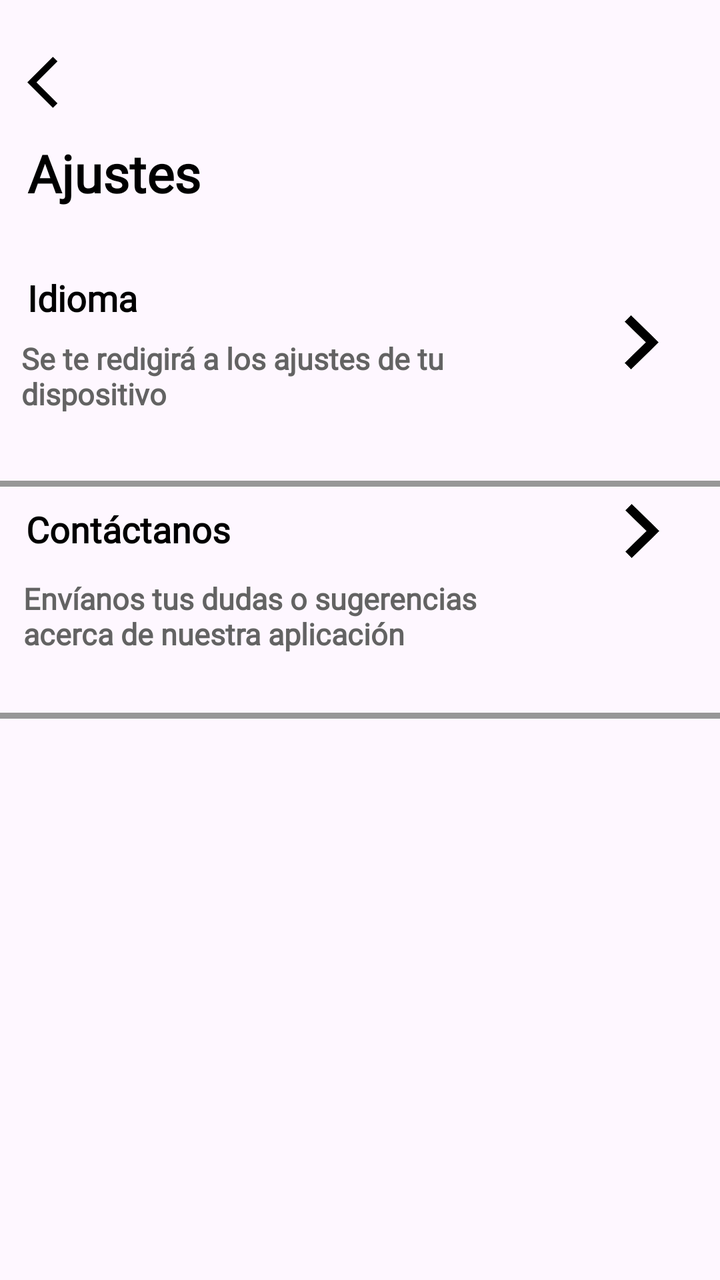
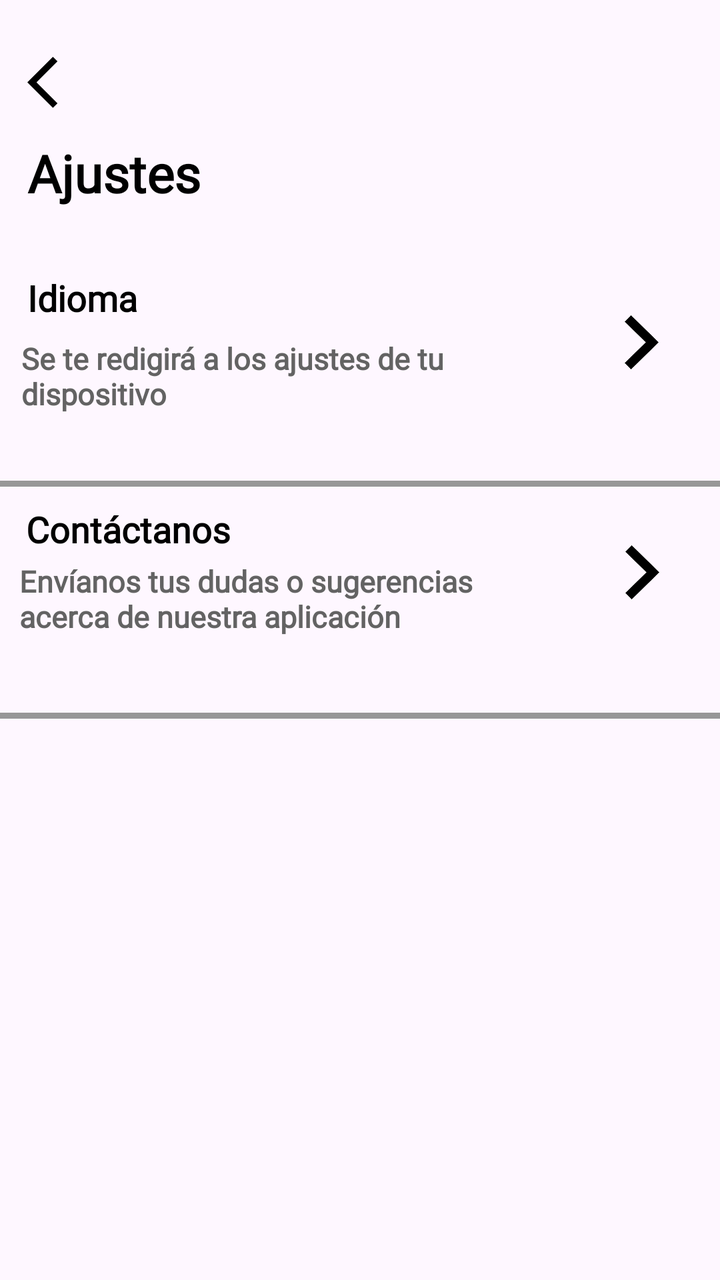

Two renders of the same Android screen: before a commit and after it. Below are the layout's source before the change and the commit's diff.
<!-- AndroidManifest.xml: application theme Theme.GoStay -->
<!-- res/layout/activity_configuraciones.xml -->
<?xml version="1.0" encoding="utf-8"?>
<androidx.constraintlayout.widget.ConstraintLayout xmlns:android="http://schemas.android.com/apk/res/android"
    xmlns:app="http://schemas.android.com/apk/res-auto"
    xmlns:tools="http://schemas.android.com/tools"
    android:id="@+id/main"
    android:layout_width="match_parent"
    android:layout_height="match_parent"
    tools:context=".Configuraciones">

    <TextView
        android:id="@+id/textView74"
        android:layout_width="wrap_content"
        android:layout_height="wrap_content"
        android:fontFamily="@font/poppinsemibold"
        android:text="@string/Configuraciones"
        android:textColor="#000000"
        android:textSize="26sp"
        android:textStyle="bold"
        app:layout_constraintBottom_toBottomOf="parent"
        app:layout_constraintEnd_toEndOf="parent"
        app:layout_constraintHorizontal_bias="0.05"
        app:layout_constraintStart_toStartOf="parent"
        app:layout_constraintTop_toTopOf="parent"
        app:layout_constraintVertical_bias="0.114" />


    <TextView
        android:id="@+id/textView71"
        android:layout_width="wrap_content"
        android:layout_height="wrap_content"
        android:fontFamily="@font/poppins"
        android:text="@string/Idioma"
        android:textColor="#000000"
        android:textSize="18sp"
        android:textStyle="bold"
        app:layout_constraintBottom_toBottomOf="parent"
        app:layout_constraintEnd_toEndOf="parent"
        app:layout_constraintHorizontal_bias="0.045"
        app:layout_constraintStart_toStartOf="parent"
        app:layout_constraintTop_toTopOf="parent"
        app:layout_constraintVertical_bias="0.222" />

    <TextView
        android:id="@+id/textView73"
        android:layout_width="267dp"
        android:layout_height="62dp"
        android:fontFamily="@font/poppins"
        android:text="@string/mensajecontac"
        android:textColor="#636363"
        android:textSize="15sp"
        android:textStyle="bold"
        app:layout_constraintBottom_toBottomOf="parent"
        app:layout_constraintEnd_toEndOf="parent"
        app:layout_constraintHorizontal_bias="0.125"
        app:layout_constraintStart_toStartOf="parent"
        app:layout_constraintTop_toTopOf="parent" />

    <TextView
        android:id="@+id/textView72"
        android:layout_width="246dp"
        android:layout_height="49dp"
        android:fontFamily="@font/poppins"
        android:text="@string/Indi"
        android:textColor="#636363"
        android:textSize="15sp"
        android:textStyle="bold"
        app:layout_constraintBottom_toBottomOf="parent"
        app:layout_constraintEnd_toEndOf="parent"
        app:layout_constraintHorizontal_bias="0.093"
        app:layout_constraintStart_toStartOf="parent"
        app:layout_constraintTop_toTopOf="parent"
        app:layout_constraintVertical_bias="0.286" />

    <View
        android:id="@+id/view6"
        android:layout_width="375dp"
        android:layout_height="3dp"
        android:background="#979797"
        app:layout_constraintBottom_toBottomOf="parent"
        app:layout_constraintEnd_toEndOf="parent"
        app:layout_constraintStart_toStartOf="parent"
        app:layout_constraintTop_toBottomOf="@+id/textView72"
        app:layout_constraintVertical_bias="0.053" />

    <View
        android:id="@+id/view1"
        android:layout_width="375dp"
        android:layout_height="3dp"
        android:background="#979797"
        app:layout_constraintBottom_toBottomOf="parent"
        app:layout_constraintEnd_toEndOf="parent"
        app:layout_constraintHorizontal_bias="0.416"
        app:layout_constraintStart_toStartOf="parent"
        app:layout_constraintTop_toBottomOf="@+id/textView72"
        app:layout_constraintVertical_bias="0.33" />

    <TextView
        android:id="@+id/textView75"
        android:layout_width="wrap_content"
        android:layout_height="wrap_content"
        android:fontFamily="@font/poppins"
        android:text="@string/soporteapar"
        android:textColor="#000000"
        android:textSize="18sp"
        android:textStyle="bold"
        app:layout_constraintBottom_toBottomOf="parent"
        app:layout_constraintEnd_toEndOf="parent"
        app:layout_constraintHorizontal_bias="0.051"
        app:layout_constraintStart_toStartOf="parent"
        app:layout_constraintTop_toTopOf="parent"
        app:layout_constraintVertical_bias="0.41" />

    <ImageView
        android:id="@+id/imvIdiomas"
        android:layout_width="27sp"
        android:layout_height="27sp"
        app:layout_constraintBottom_toBottomOf="parent"
        app:layout_constraintEnd_toEndOf="parent"
        app:layout_constraintHorizontal_bias="0.923"
        app:layout_constraintStart_toStartOf="parent"
        app:layout_constraintTop_toTopOf="parent"
        app:layout_constraintVertical_bias="0.257"
        app:srcCompat="@drawable/icnext" />

    <ImageView
        android:id="@+id/imvContact"
        android:layout_width="27sp"
        android:layout_height="27sp"
        app:layout_constraintBottom_toBottomOf="parent"
        app:layout_constraintEnd_toEndOf="parent"
        app:layout_constraintHorizontal_bias="0.924"
        app:layout_constraintStart_toStartOf="parent"
        app:layout_constraintTop_toTopOf="parent"
        app:layout_constraintVertical_bias="0.411"
        app:srcCompat="@drawable/icnext" />

    <ImageView
        android:id="@+id/imvAtrasc"
        android:layout_width="31dp"
        android:layout_height="36dp"
        app:layout_constraintBottom_toBottomOf="parent"
        app:layout_constraintEnd_toEndOf="parent"
        app:layout_constraintHorizontal_bias="0.042"
        app:layout_constraintStart_toStartOf="parent"
        app:layout_constraintTop_toTopOf="parent"
        app:layout_constraintVertical_bias="0.038"
        app:srcCompat="@drawable/ic_back" />

</androidx.constraintlayout.widget.ConstraintLayout>
<!-- resources referenced by this layout -->
<resources>
  <!-- drawable ic_back (drawable) -->
  <vector xmlns:android="http://schemas.android.com/apk/res/android" android:autoMirrored="true" android:height="24dp" android:tint="#000000" android:viewportHeight="24" android:viewportWidth="24" android:width="24dp">
        
      <path android:fillColor="@android:color/white" android:pathData="M11.67,3.87L9.9,2.1 0,12l9.9,9.9 1.77,-1.77L3.54,12z"/>
      
  </vector>
  <!-- drawable icnext: png bitmap (drawable, 4602 bytes) -->
  <string name="Configuraciones">Ajustes</string>
  <string name="Idioma">Idioma</string>
  <string name="Indi">Se te redigirá a los ajustes de tu dispositivo</string>
  <string name="mensajecontac">Envíanos tus dudas o sugerencias acerca de nuestra aplicación</string>
  <string name="soporteapar">Contáctanos</string>
  <style name="Theme.GoStay" parent="Base.Theme.GoStay" />
  <style name="Base.Theme.GoStay" parent="Theme.Material3.DayNight.NoActionBar">
          
          
      </style>
</resources>

<!-- the commit's change to res/layout/activity_configuraciones.xml (unified diff, before → after) -->
@@ -51,9 +51,10 @@
         android:textStyle="bold"
         app:layout_constraintBottom_toBottomOf="parent"
         app:layout_constraintEnd_toEndOf="parent"
-        app:layout_constraintHorizontal_bias="0.125"
+        app:layout_constraintHorizontal_bias="0.104"
         app:layout_constraintStart_toStartOf="parent"
-        app:layout_constraintTop_toTopOf="parent" />
+        app:layout_constraintTop_toTopOf="parent"
+        app:layout_constraintVertical_bias="0.485" />
 
     <TextView
         android:id="@+id/textView72"
@@ -131,7 +132,7 @@
         app:layout_constraintHorizontal_bias="0.924"
         app:layout_constraintStart_toStartOf="parent"
         app:layout_constraintTop_toTopOf="parent"
-        app:layout_constraintVertical_bias="0.411"
+        app:layout_constraintVertical_bias="0.445"
         app:srcCompat="@drawable/icnext" />
 
     <ImageView
